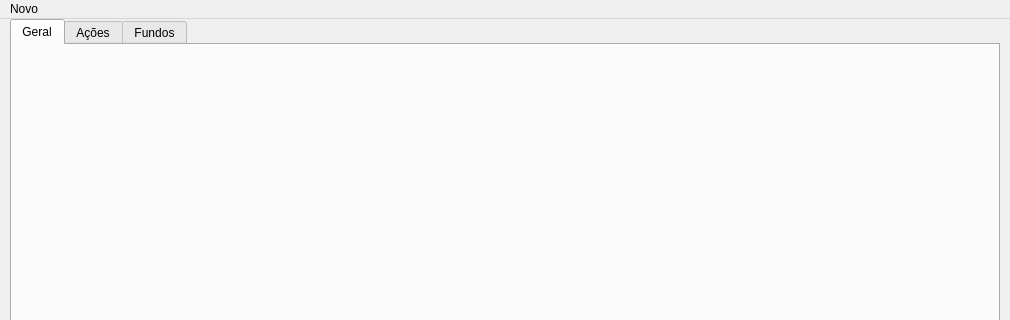
The window that mainwindow.ui (ThiagoServulo/MyFinancialAssets) describes before a commit, drawn with Qt 5; both pictures show x 0 to 1010 and y 0 to 320 of the 1010 by 600 pixel window.
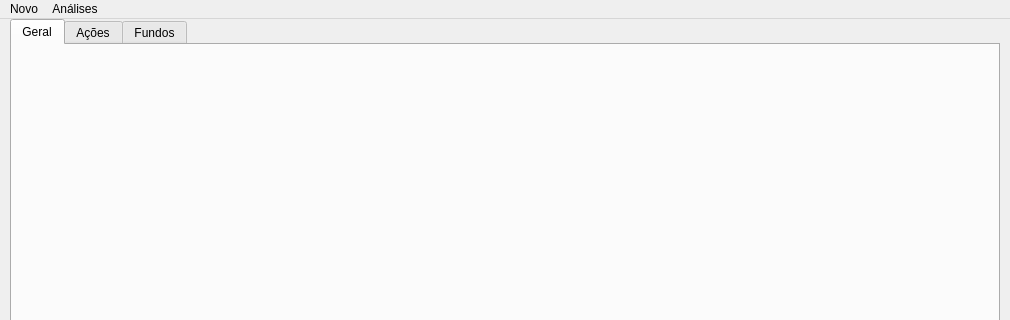
The same window after the commit.

What changed in the file:
```diff
--- a/mainwindow.ui
+++ b/mainwindow.ui
@@ -80,7 +80,14 @@
     <addaction name="actionYield"/>
     <addaction name="actionReorganization"/>
    </widget>
+   <widget class="QMenu" name="menuAnalysis">
+    <property name="title">
+     <string>Análises</string>
+    </property>
+    <addaction name="actionSales"/>
+   </widget>
    <addaction name="menuNew"/>
+   <addaction name="menuAnalysis"/>
   </widget>
   <action name="actionTransaction">
    <property name="text">
```
Left out of the diff: 5 changed lines with no effect on the pictures.
